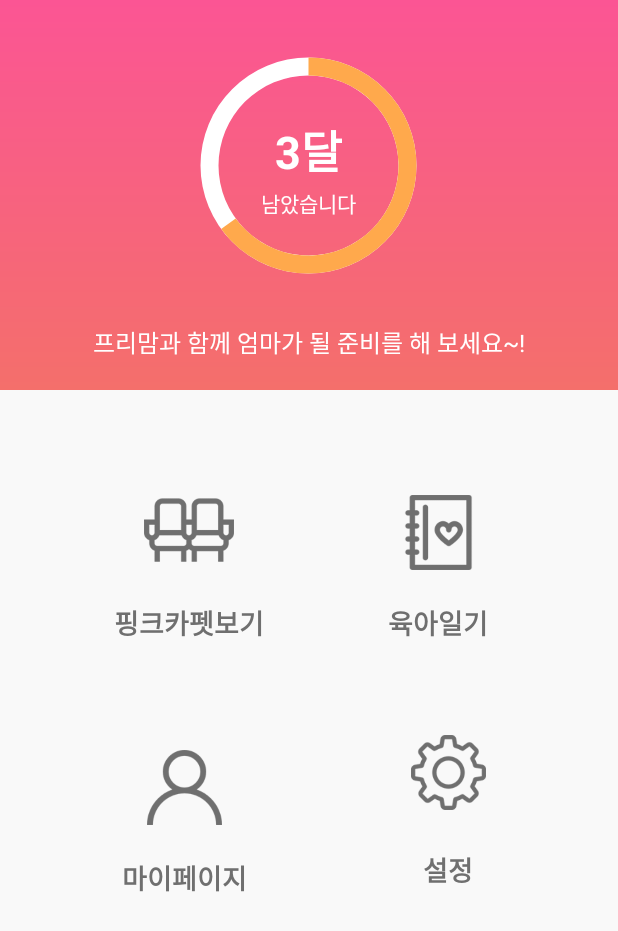
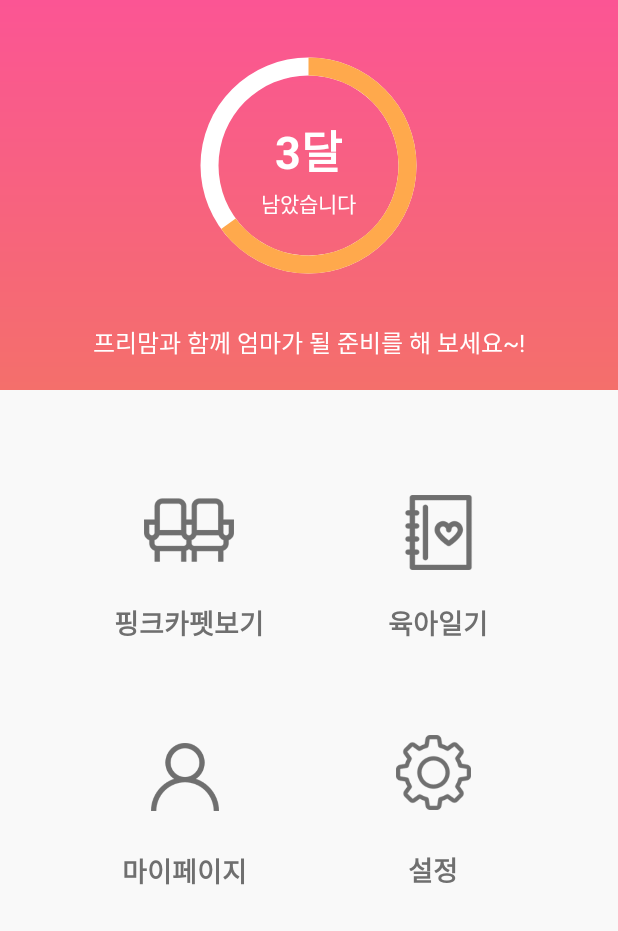
Before and after one commit to premom/premom-android-kt, an Android app: the MainActivity screen opened directly, with no data from a screen before it, on a phone screen of 412 x 824 dp. Shown: the top 931 px of the screen. Run offline under Robolectric (Android 15) with nearby library versions, the phone set to English and light mode, and no system bars.

Commit message:
main layout 수정

```diff
--- a/app/src/main/res/layout/activity_main.xml
+++ b/app/src/main/res/layout/activity_main.xml
@@ -182,8 +182,8 @@
                 <ImageButton
                     android:id="@+id/menu_mypage_img"
                     android:layout_width="match_parent"
-                    android:layout_height="70dp"
-                    android:layout_marginTop="10dp"
+                    android:layout_height="65dp"
+                    android:layout_marginTop="5dp"
                     android:background="@null"
                     android:adjustViewBounds="true"
                     android:scaleType="centerInside"
@@ -207,7 +207,7 @@
                 android:layout_height="150dp"
                 android:layout_weight="1"
                 android:paddingTop="20dp"
-                android:paddingLeft="10dp"
+                android:paddingRight="10dp"
                 android:orientation="vertical">
 
 
```
